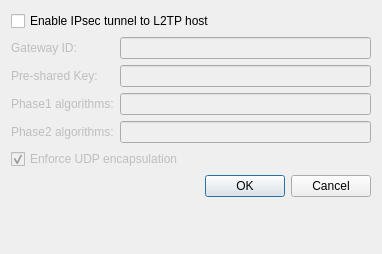
KDE/plasma-nm, file vpn/l2tp/l2tpipsec.ui: the form before one commit.
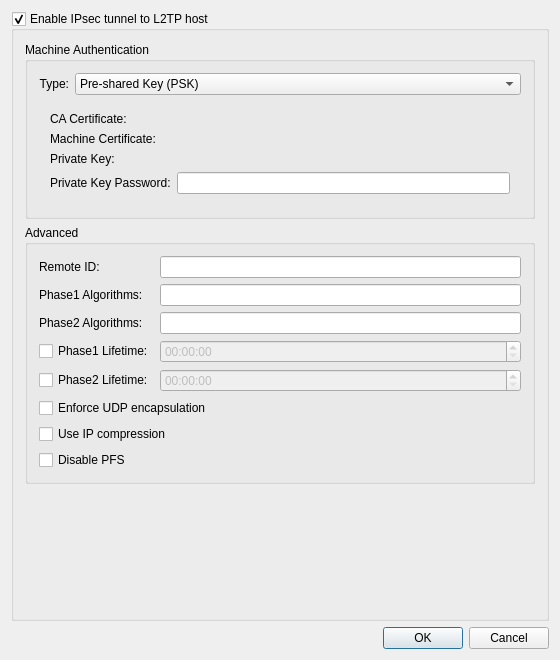
The form after the commit. The open tabs and pages were chosen to show the change. Custom widgets are drawn as their Qt base class.

```diff
--- a/vpn/l2tp/l2tpipsec.ui
+++ b/vpn/l2tp/l2tpipsec.ui
@@ -6,106 +6,363 @@
    <rect>
     <x>0</x>
     <y>0</y>
-    <width>382</width>
-    <height>254</height>
+    <width>538</width>
+    <height>660</height>
    </rect>
   </property>
-  <layout class="QFormLayout" name="formLayout">
-   <property name="verticalSpacing">
-    <number>6</number>
-   </property>
-   <item row="0" column="0" colspan="2">
-    <widget class="QCheckBox" name="cbEnableTunnelToHost">
-     <property name="text">
+  <layout class="QVBoxLayout" name="verticalLayout">
+   <item>
+    <widget class="QGroupBox" name="gbEnableTunnelToHost">
+     <property name="enabled">
+      <bool>true</bool>
+     </property>
+     <property name="title">
       <string>Enable IPsec tunnel to L2TP host</string>
      </property>
-    </widget>
-   </item>
-   <item row="1" column="0">
-    <widget class="QLabel" name="label">
-     <property name="enabled">
-      <bool>false</bool>
-     </property>
-     <property name="text">
-      <string>Gateway ID:</string>
-     </property>
-    </widget>
-   </item>
-   <item row="1" column="1">
-    <widget class="QLineEdit" name="gatewayId">
-     <property name="enabled">
-      <bool>false</bool>
-     </property>
-    </widget>
-   </item>
-   <item row="2" column="0">
-    <widget class="QLabel" name="label_2">
-     <property name="enabled">
-      <bool>false</bool>
-     </property>
-     <property name="text">
-      <string>Pre-shared Key:</string>
-     </property>
-    </widget>
-   </item>
-   <item row="2" column="1">
-    <widget class="PasswordField" name="presharedKey">
-     <property name="enabled">
-      <bool>false</bool>
-     </property>
-     <property name="passwordModeEnabled" stdset="0">
+     <property name="checkable">
       <bool>true</bool>
-     </property>
-    </widget>
-   </item>
-   <item row="3" column="0">
-    <widget class="QLabel" name="label_3">
-     <property name="enabled">
-      <bool>false</bool>
-     </property>
-     <property name="text">
-      <string>Phase1 algorithms:</string>
-     </property>
-    </widget>
-   </item>
-   <item row="3" column="1">
-    <widget class="QLineEdit" name="ike">
-     <property name="enabled">
-      <bool>false</bool>
-     </property>
-    </widget>
-   </item>
-   <item row="4" column="0">
-    <widget class="QLabel" name="label_4">
-     <property name="enabled">
-      <bool>false</bool>
-     </property>
-     <property name="text">
-      <string>Phase2 algorithms:</string>
-     </property>
-    </widget>
-   </item>
-   <item row="4" column="1">
-    <widget class="QLineEdit" name="esp">
-     <property name="enabled">
-      <bool>false</bool>
-     </property>
-    </widget>
-   </item>
-   <item row="5" column="0" colspan="2">
-    <widget class="QCheckBox" name="cbForceEncaps">
-     <property name="enabled">
-      <bool>false</bool>
-     </property>
-     <property name="text">
-      <string>Enforce UDP encapsulation</string>
      </property>
      <property name="checked">
       <bool>true</bool>
      </property>
+     <layout class="QVBoxLayout" name="verticalLayout_2">
+      <item>
+       <widget class="QGroupBox" name="gbAuthentication">
+        <property name="sizePolicy">
+         <sizepolicy hsizetype="Preferred" vsizetype="Fixed">
+          <horstretch>0</horstretch>
+          <verstretch>0</verstretch>
+         </sizepolicy>
+        </property>
+        <property name="title">
+         <string>Machine Authentication</string>
+        </property>
+        <layout class="QVBoxLayout" name="verticalLayout_3">
+         <item>
+          <layout class="QFormLayout" name="formLayout">
+           <item row="0" column="0">
+            <widget class="QLabel" name="labelAuthType">
+             <property name="text">
+              <string>Type:</string>
+             </property>
+             <property name="alignment">
+              <set>Qt::AlignRight|Qt::AlignTrailing|Qt::AlignVCenter</set>
+             </property>
+             <property name="wordWrap">
+              <bool>false</bool>
+             </property>
+             <property name="buddy">
+              <cstring>cmbAuthType</cstring>
+             </property>
+            </widget>
+           </item>
+           <item row="0" column="1">
+            <widget class="QComboBox" name="cmbAuthType">
+             <property name="sizePolicy">
+              <sizepolicy hsizetype="MinimumExpanding" vsizetype="Fixed">
+               <horstretch>0</horstretch>
+               <verstretch>0</verstretch>
+              </sizepolicy>
+             </property>
+             <property name="toolTip">
+              <string>Select an authentication mode.</string>
+             </property>
+             <item>
+              <property name="text">
+               <string>Pre-shared Key (PSK)</string>
+              </property>
+             </item>
+             <item>
+              <property name="text">
+               <string>Certificates (TLS)</string>
+              </property>
+             </item>
+            </widget>
+           </item>
+          </layout>
+         </item>
+         <item>
+          <widget class="QStackedWidget" name="stackedWidget">
+           <widget class="QWidget" name="page">
+            <layout class="QFormLayout" name="formLayout_5">
+             <item row="0" column="0">
+              <widget class="QLabel" name="label">
+               <property name="text">
+                <string>Pre-shared Key:</string>
+               </property>
+               <property name="buddy">
+                <cstring>presharedKey</cstring>
+               </property>
+              </widget>
+             </item>
+             <item row="0" column="1">
+              <layout class="QHBoxLayout" name="horizontalLayout_3">
+               <item>
+                <widget class="PasswordField" name="presharedKey">
+                 <property name="toolTip">
+                  <string>&lt;html&gt;&lt;head/&gt;&lt;body&gt;&lt;p&gt;Pre-shared key (PSK) secret.&lt;/p&gt;&lt;/body&gt;&lt;/html&gt;</string>
+                 </property>
+                 <property name="passwordModeEnabled" stdset="0">
+                  <bool>true</bool>
+                 </property>
+                </widget>
+               </item>
+              </layout>
+             </item>
+            </layout>
+           </widget>
+           <widget class="QWidget" name="page_1">
+            <layout class="QFormLayout" name="formLayout_2">
+             <item row="0" column="1">
+              <widget class="KUrlRequester" name="machineCA">
+               <property name="toolTip">
+                <string>&lt;html&gt;&lt;head/&gt;&lt;body&gt;&lt;p&gt;Certificate authority (CA) file in .pem, .der, .crt, .crt or .p12 formats.&lt;/p&gt;&lt;/body&gt;&lt;/html&gt;</string>
+               </property>
+               <property name="filter">
+                <string>*.pem *.der *.crt *.cer *.p12</string>
+               </property>
+              </widget>
+             </item>
+             <item row="1" column="0">
+              <widget class="QLabel" name="label_3">
+               <property name="text">
+                <string>Machine Certificate:</string>
+               </property>
+               <property name="wordWrap">
+                <bool>false</bool>
+               </property>
+               <property name="buddy">
+                <cstring>machineCert</cstring>
+               </property>
+              </widget>
+             </item>
+             <item row="1" column="1">
+              <widget class="KUrlRequester" name="machineCert">
+               <property name="toolTip">
+                <string>&lt;html&gt;&lt;head/&gt;&lt;body&gt;&lt;p&gt;Certificate in .pem, .der or .p12 formats.&lt;/p&gt;&lt;/body&gt;&lt;/html&gt;</string>
+               </property>
+               <property name="filter">
+                <string>*.pem *.der *.crt *.cer *.p12</string>
+               </property>
+              </widget>
+             </item>
+             <item row="2" column="0">
+              <widget class="QLabel" name="label_4">
+               <property name="text">
+                <string>Private Key:</string>
+               </property>
+               <property name="wordWrap">
+                <bool>false</bool>
+               </property>
+               <property name="buddy">
+                <cstring>machineKey</cstring>
+               </property>
+              </widget>
+             </item>
+             <item row="2" column="1">
+              <widget class="KUrlRequester" name="machineKey">
+               <property name="toolTip">
+                <string>&lt;html&gt;&lt;head/&gt;&lt;body&gt;&lt;p&gt;Private key in .pem, .der, .key, .pk8 or .p12 formats.&lt;/p&gt;&lt;/body&gt;&lt;/html&gt;</string>
+               </property>
+               <property name="filter">
+                <string>*.pem *der *.key *.pk8 *.p12</string>
+               </property>
+              </widget>
+             </item>
+             <item row="3" column="0">
+              <widget class="QLabel" name="label_5">
+               <property name="text">
+                <string>Private Key Password:</string>
+               </property>
+               <property name="buddy">
+                <cstring>machineKeyPassword</cstring>
+               </property>
+              </widget>
+             </item>
+             <item row="3" column="1">
+              <layout class="QHBoxLayout" name="horizontalLayout_2">
+               <item>
+                <widget class="PasswordField" name="machineKeyPassword">
+                 <property name="toolTip">
+                  <string>&lt;html&gt;&lt;head/&gt;&lt;body&gt;&lt;p&gt;Password for private key or PKCS#12 certificate.&lt;/p&gt;&lt;/body&gt;&lt;/html&gt;</string>
+                 </property>
+                 <property name="passwordModeEnabled" stdset="0">
+                  <bool>true</bool>
+                 </property>
+                </widget>
+               </item>
+              </layout>
+             </item>
+             <item row="0" column="0">
+              <widget class="QLabel" name="label_2">
+               <property name="text">
+                <string>CA Certificate:</string>
+               </property>
+               <property name="wordWrap">
+                <bool>false</bool>
+               </property>
+               <property name="buddy">
+                <cstring>machineCA</cstring>
+               </property>
+              </widget>
+             </item>
+            </layout>
+           </widget>
+          </widget>
+         </item>
+        </layout>
+       </widget>
+      </item>
+      <item>
+       <widget class="QGroupBox" name="gbAdvanced">
+        <property name="title">
+         <string>Advanced</string>
+        </property>
+        <layout class="QGridLayout" name="gridLayout">
+         <item row="1" column="0">
+          <widget class="QLabel" name="label_7">
+           <property name="text">
+            <string>Phase1 Algorithms:</string>
+           </property>
+           <property name="buddy">
+            <cstring>ike</cstring>
+           </property>
+          </widget>
+         </item>
+         <item row="2" column="0">
+          <widget class="QLabel" name="label_8">
+           <property name="text">
+            <string>Phase2 Algorithms:</string>
+           </property>
+           <property name="buddy">
+            <cstring>esp</cstring>
+           </property>
+          </widget>
+         </item>
+         <item row="2" column="1">
+          <widget class="QLineEdit" name="esp">
+           <property name="toolTip">
+            <string>&lt;html&gt;&lt;head/&gt;&lt;body&gt;&lt;p&gt;Optional. A list of proposals for ESP - Quick Mode. The format is “enc-integ,enc-integ, …”.&lt;/p&gt;&lt;/body&gt;&lt;/html&gt;</string>
+           </property>
+          </widget>
+         </item>
+         <item row="3" column="1">
+          <widget class="QTimeEdit" name="ikelifetime">
+           <property name="enabled">
+            <bool>false</bool>
+           </property>
+           <property name="toolTip">
+            <string>&lt;html&gt;&lt;head/&gt;&lt;body&gt;&lt;p&gt;How long the keying channel of a connection should last before being renegotiated.&lt;/p&gt;&lt;/body&gt;&lt;/html&gt;</string>
+           </property>
+           <property name="displayFormat">
+            <string>hh:mm:ss</string>
+           </property>
+          </widget>
+         </item>
+         <item row="3" column="0">
+          <widget class="QCheckBox" name="cbIkelifetime">
+           <property name="text">
+            <string>Phase1 Lifetime:</string>
+           </property>
+          </widget>
+         </item>
+         <item row="1" column="1">
+          <widget class="QLineEdit" name="ike">
+           <property name="toolTip">
+            <string>&lt;html&gt;&lt;head/&gt;&lt;body&gt;&lt;p&gt;Optional. A list of proposals for IKE - Main Mode. The format is “enc-integ-group,enc-integ-group, …”.&lt;/p&gt;&lt;/body&gt;&lt;/html&gt;</string>
+           </property>
+          </widget>
+         </item>
+         <item row="4" column="0">
+          <widget class="QCheckBox" name="cbSalifetime">
+           <property name="text">
+            <string>Phase2 Lifetime:</string>
+           </property>
+          </widget>
+         </item>
+         <item row="4" column="1">
+          <widget class="QTimeEdit" name="salifetime">
+           <property name="enabled">
+            <bool>false</bool>
+           </property>
+           <property name="toolTip">
+            <string>&lt;html&gt;&lt;head/&gt;&lt;body&gt;&lt;p&gt;How long a particular instance of a connection (a set of encryption/authentication keys for user packets) should last, from successful negotiation to expiry.&lt;/p&gt;&lt;/body&gt;&lt;/html&gt;</string>
+           </property>
+           <property name="displayFormat">
+            <string>hh:mm:ss</string>
+           </property>
+          </widget>
+         </item>
+         <item row="0" column="1">
+          <widget class="QLineEdit" name="remoteId">
+           <property name="toolTip">
+            <string>&lt;html&gt;&lt;head/&gt;&lt;body&gt;&lt;p&gt;Optional. How the IPsec server should be identified for authentication. Sometimes referred to as Peer ID or Gateway ID, also referred to as rightid by strongSwan, Libreswan, Openswan and FreeS/WAN. See strongSwan or Libreswan documentation for leftid/rightid syntax and identity parsing.&lt;/p&gt;&lt;/body&gt;&lt;/html&gt;</string>
+           </property>
+          </widget>
+         </item>
+         <item row="6" column="0" colspan="2">
+          <widget class="QCheckBox" name="cbIPComp">
+           <property name="toolTip">
+            <string>&lt;html&gt;&lt;head/&gt;&lt;body&gt;&lt;p&gt;IPComp compresses raw IP packets before they get encrypted. This saves some bandwidth, but uses more processing power.&lt;/p&gt;&lt;/body&gt;&lt;/html&gt;</string>
+           </property>
+           <property name="text">
+            <string>Use IP compression</string>
+           </property>
+          </widget>
+         </item>
+         <item row="7" column="0" colspan="2">
+          <widget class="QCheckBox" name="cbPFS">
+           <property name="toolTip">
+            <string>&lt;html&gt;&lt;head/&gt;&lt;body&gt;&lt;p&gt;Disable perfect forward security. Enable this option only if the server doesn’t support PFS.&lt;/p&gt;&lt;/body&gt;&lt;/html&gt;</string>
+           </property>
+           <property name="text">
+            <string>Disable PFS</string>
+           </property>
+          </widget>
+         </item>
+         <item row="5" column="0" colspan="2">
+          <widget class="QCheckBox" name="cbForceEncaps">
+           <property name="toolTip">
+            <string>&lt;html&gt;&lt;head/&gt;&lt;body&gt;&lt;p&gt;Some firewalls block ESP traffic. Enforcing UDP encapsulation even if no NAT situation is detected might help in such cases.&lt;/p&gt;&lt;/body&gt;&lt;/html&gt;</string>
+           </property>
+           <property name="text">
+            <string>Enforce UDP encapsulation</string>
+           </property>
+           <property name="checked">
+            <bool>false</bool>
+           </property>
+          </widget>
+         </item>
+         <item row="0" column="0">
+          <widget class="QLabel" name="label_6">
+           <property name="text">
+            <string>Remote ID:</string>
+           </property>
+           <property name="buddy">
+            <cstring>remoteId</cstring>
+           </property>
+          </widget>
+         </item>
+        </layout>
+       </widget>
+      </item>
+      <item>
+       <spacer name="verticalSpacer">
+        <property name="orientation">
+         <enum>Qt::Vertical</enum>
+        </property>
+        <property name="sizeHint" stdset="0">
+         <size>
+          <width>510</width>
+          <height>0</height>
+         </size>
+        </property>
+       </spacer>
+      </item>
+     </layout>
     </widget>
    </item>
-   <item row="6" column="0" colspan="2">
+   <item>
     <widget class="QDialogButtonBox" name="buttonBox">
      <property name="standardButtons">
       <set>QDialogButtonBox::Cancel|QDialogButtonBox::Ok</set>
@@ -114,7 +371,13 @@
    </item>
   </layout>
  </widget>
+ <layoutdefault spacing="6" margin="11"/>
  <customwidgets>
+  <customwidget>
+   <class>KUrlRequester</class>
+   <extends>QWidget</extends>
+   <header>kurlrequester.h</header>
+  </customwidget>
   <customwidget>
    <class>PasswordField</class>
    <extends>QLineEdit</extends>
```
Left out of the diff: 186 changed lines with no effect on the pictures.
